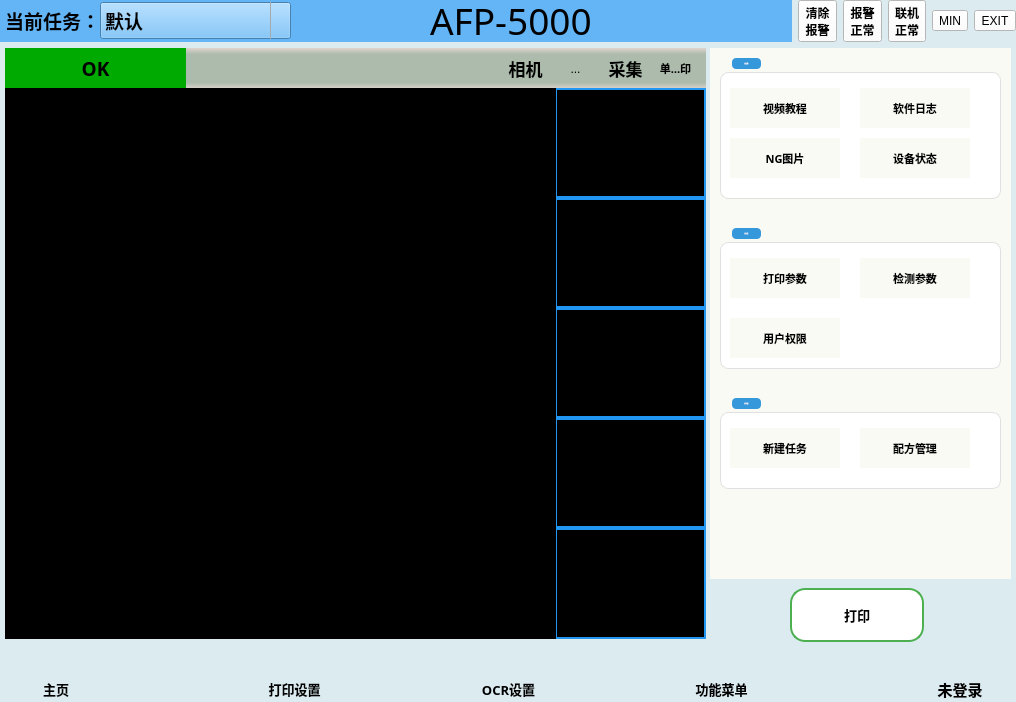
Qt form librecad/src/QC_ApplicationWindow.ui (Hcj1108/Librecad_AFP5000) before a commit.
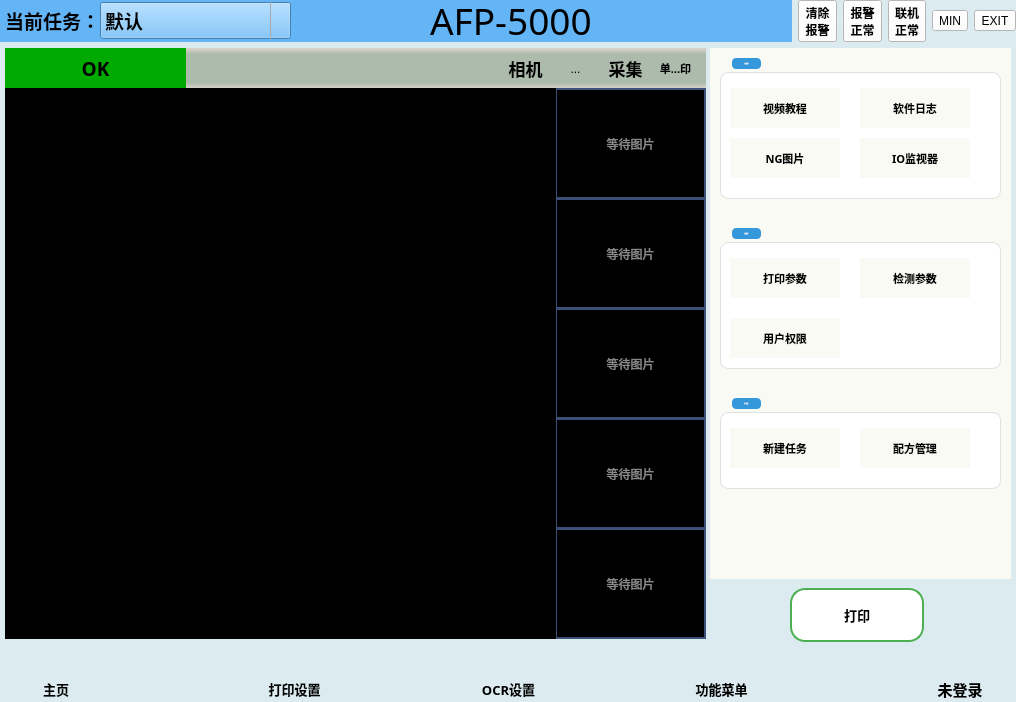
The same form after that commit. The open tabs and pages were chosen to show the change. Icons and pictures are not drawn.

Commit message: IO监视/序列号

The edit to the form file:
```diff
--- a/librecad/src/QC_ApplicationWindow.ui
+++ b/librecad/src/QC_ApplicationWindow.ui
@@ -1990,7 +1990,7 @@
 </string>
           </property>
           <property name="text">
-           <string>设备状态</string>
+           <string>IO监视器</string>
           </property>
           <property name="icon">
            <iconset resource="OCRdemo.qrc">
@@ -2029,7 +2029,7 @@
 QGroupBox::title{subcontrol-origin: margin; left: 12px; padding: 4px 12px; background: #3498db; color: white; border-radius: 4px;}</string>
          </property>
          <property name="title">
-          <string>运行设定</string>
+          <string>高级设定</string>
          </property>
          <widget class="QToolButton" name="toolButton_33">
           <property name="geometry">
@@ -2198,7 +2198,7 @@
 QGroupBox::title{subcontrol-origin: margin; left: 12px; padding: 4px 12px; background: #3498db; color: white; border-radius: 4px;}</string>
          </property>
          <property name="title">
-          <string>配方管理</string>
+          <string>配方设定</string>
          </property>
          <widget class="QToolButton" name="toolButton_11">
           <property name="geometry">
@@ -2489,16 +2489,17 @@
          <x>555</x>
          <y>150</y>
          <width>151</width>
-         <height>110</height>
+         <height>111</height>
         </rect>
        </property>
        <property name="styleSheet">
         <string notr="true">background-color: rgb(0,0,0); 
- 
+ color: #888888; 
 opacity: 1; 
 border: none; 
-border: 2px solid #2196F3;
+border: 2px solid rgb(60, 80, 120);
 border-radius: 0;
+font: bold 12px &quot;Microsoft YaHei&quot;; 
 /*background-color: qlineargradient(x1:0, y1:0, x2:0, y2:1, 
     stop:0 #4A4A4A,       
     stop:0.15 #2D2D2D,    
@@ -2507,7 +2508,7 @@
 );*/</string>
        </property>
        <property name="text">
-        <string/>
+        <string>等待图片</string>
        </property>
       </widget>
       <widget class="QToolButton" name="timg1">
@@ -2516,16 +2517,17 @@
          <x>555</x>
          <y>40</y>
          <width>151</width>
-         <height>110</height>
+         <height>111</height>
         </rect>
        </property>
        <property name="styleSheet">
         <string notr="true">
 background-color:rgb(0, 0, 0);
- 
+ color: #888888; 
 opacity: 1; 
-border: 2px solid #2196F3;
+border: 2px solid rgb(60, 80, 120);
 border-radius: 0;
+font: bold 12px &quot;Microsoft YaHei&quot;; 
 /*background-color: qlineargradient(x1:0, y1:0, x2:0, y2:1, 
     stop:0 #4A4A4A,       
     stop:0.15 #2D2D2D,    
@@ -2534,7 +2536,7 @@
 );*/</string>
        </property>
        <property name="text">
-        <string/>
+        <string>等待图片</string>
        </property>
       </widget>
       <widget class="QToolButton" name="timg3">
@@ -2543,16 +2545,17 @@
          <x>555</x>
          <y>260</y>
          <width>151</width>
-         <height>110</height>
+         <height>111</height>
         </rect>
        </property>
        <property name="styleSheet">
         <string notr="true">background-color: rgb(0,0,0); 
-
+ color: #888888; 
 opacity: 1; 
 border: none; 
-border: 2px solid #2196F3;
+border: 2px solid rgb(60, 80, 120);
 border-radius: 0;
+font: bold 12px &quot;Microsoft YaHei&quot;; 
 /*background-color: qlineargradient(x1:0, y1:0, x2:0, y2:1, 
     stop:0 #4A4A4A,       
     stop:0.15 #2D2D2D,    
@@ -2561,7 +2564,7 @@
 );*/</string>
        </property>
        <property name="text">
-        <string/>
+        <string>等待图片</string>
        </property>
       </widget>
       <widget class="QToolButton" name="timg4">
@@ -2570,16 +2573,17 @@
          <x>555</x>
          <y>370</y>
          <width>151</width>
-         <height>110</height>
+         <height>111</height>
         </rect>
        </property>
        <property name="styleSheet">
         <string notr="true">background-color: rgb(0,0,0); 
-
+ color: #888888; 
 opacity: 1; 
 border: none; 
-border: 2px solid #2196F3;
+border: 2px solid rgb(60, 80, 120);
 border-radius: 0;
+font: bold 12px &quot;Microsoft YaHei&quot;; 
 /*background-color: qlineargradient(x1:0, y1:0, x2:0, y2:1, 
     stop:0 #4A4A4A,       
     stop:0.15 #2D2D2D,    
@@ -2588,7 +2592,7 @@
 );*/</string>
        </property>
        <property name="text">
-        <string/>
+        <string>等待图片</string>
        </property>
        <property name="toolButtonStyle">
         <enum>Qt::ToolButtonStyle::ToolButtonIconOnly</enum>
@@ -2605,11 +2609,12 @@
        </property>
        <property name="styleSheet">
         <string notr="true">background-color: rgb(0,0,0); 
-
+ color: #888888; 
 opacity: 1; 
 border: none; 
-border: 2px solid #2196F3;
+border: 2px solid rgb(60, 80, 120);
 border-radius: 0;
+font: bold 12px &quot;Microsoft YaHei&quot;; 
 /*background-color: qlineargradient(x1:0, y1:0, x2:0, y2:1, 
     stop:0 #4A4A4A,       
     stop:0.15 #2D2D2D,    
@@ -2618,7 +2623,7 @@
 );*/</string>
        </property>
        <property name="text">
-        <string/>
+        <string>等待图片</string>
        </property>
       </widget>
       <widget class="QStackedWidget" name="stackedWidget_3">
```
Left out of the diff: 2 changed lines with no effect on the pictures. The commit also changes 742 other files.
